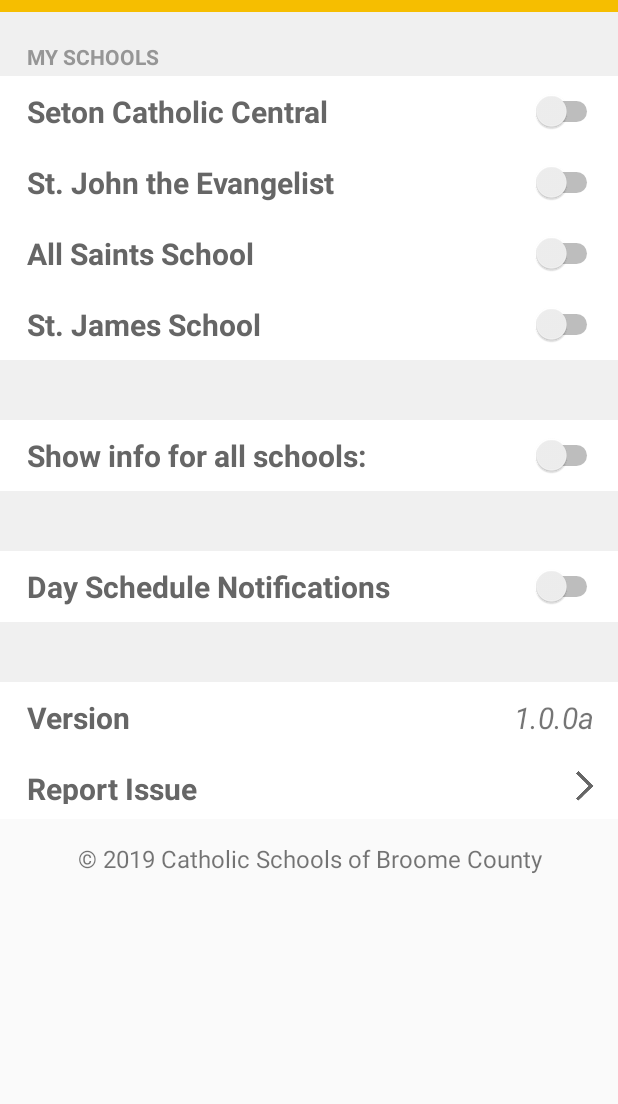
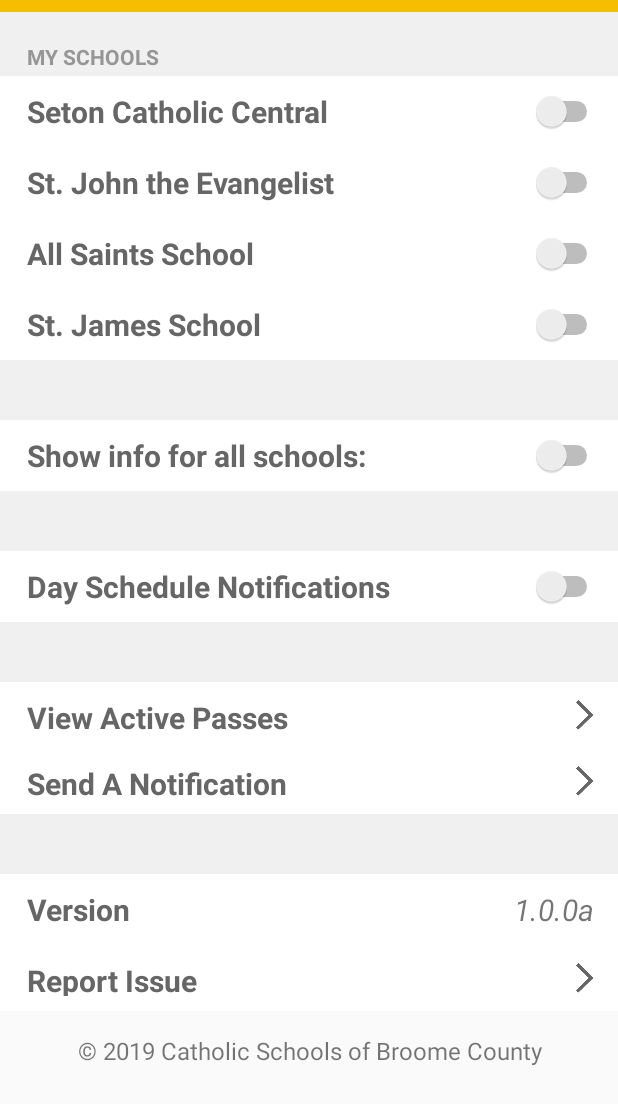
Before and after one commit to lukeredmore/CSBCandroid, an Android app: the layout activity_options.xml on its own in the app's theme, with its tools: preview values and no code run, on a phone screen of 412 x 824 dp. Shown: the top 1104 px of the screen. Run offline under Robolectric (Android 15) with nearby library versions, the phone set to English and light mode, and no system bars.

Commit message:
Add active pass viewer

```diff
--- a/app/src/main/res/layout/activity_options.xml
+++ b/app/src/main/res/layout/activity_options.xml
@@ -90,7 +90,66 @@
             <View
                     android:layout_width="match_parent"
                     android:layout_height="40dp"
-                    android:background="@color/csbcSuperLightGray" android:id="@+id/view2"
+                    android:background="@color/csbcSuperLightGray" android:id="@+id/adminSettingsHeader"
+                    android:layout_weight="1"/>
+            <androidx.constraintlayout.widget.ConstraintLayout
+                    android:layout_width="match_parent"
+                    android:background="@android:color/white"
+                    android:layout_height="match_parent" android:id="@+id/viewActivePasses">
+
+                <TextView
+                        android:layout_width="0dp"
+                        android:layout_height="0dp"
+                        android:padding="10dp"
+                        android:textAppearance="?android:attr/textAppearanceLarge"
+                        android:textColor="@color/csbcGray"
+                        android:text="View Active Passes"
+                        app:layout_constraintTop_toTopOf="parent"
+                        app:layout_constraintBottom_toBottomOf="parent"
+                        app:layout_constraintEnd_toStartOf="@+id/viewActivePassesArrow"
+                        android:textSize="20sp"
+                        app:layout_constraintStart_toStartOf="parent" android:paddingStart="18dp"
+                        android:textStyle="bold" android:id="@+id/viewActivePassesText" android:gravity="clip_vertical"/>
+                <ImageView
+                        app:srcCompat="@drawable/indicator_arrow"
+                        android:id="@+id/viewActivePassesArrow"
+                        android:scaleType="centerInside" android:layout_width="44dp"
+                        android:layout_height="44dp"
+                        app:layout_constraintEnd_toEndOf="parent" app:layout_constraintTop_toTopOf="parent"
+                        app:layout_constraintBottom_toBottomOf="parent"
+                />
+            </androidx.constraintlayout.widget.ConstraintLayout>
+            <androidx.constraintlayout.widget.ConstraintLayout
+                    android:layout_width="match_parent"
+                    android:background="@android:color/white"
+                    android:layout_height="match_parent" android:id="@+id/sendNotification">
+
+                <TextView
+                        android:layout_width="0dp"
+                        android:layout_height="0dp"
+                        android:padding="10dp"
+                        android:textAppearance="?android:attr/textAppearanceLarge"
+                        android:textColor="@color/csbcGray"
+                        android:text="Send A Notification"
+                        app:layout_constraintTop_toTopOf="parent"
+                        app:layout_constraintBottom_toBottomOf="parent"
+                        app:layout_constraintEnd_toStartOf="@+id/sendNotificationArrow"
+                        android:textSize="20sp"
+                        app:layout_constraintStart_toStartOf="parent" android:paddingStart="18dp"
+                        android:textStyle="bold" android:id="@+id/sendNotificationText" android:gravity="clip_vertical"/>
+                <ImageView
+                        app:srcCompat="@drawable/indicator_arrow"
+                        android:id="@+id/sendNotificationArrow"
+                        android:scaleType="centerInside" android:layout_width="44dp"
+                        android:layout_height="44dp"
+                        app:layout_constraintEnd_toEndOf="parent" app:layout_constraintTop_toTopOf="parent"
+                        app:layout_constraintBottom_toBottomOf="parent"
+                />
+            </androidx.constraintlayout.widget.ConstraintLayout>
+            <View
+                    android:layout_width="match_parent"
+                    android:layout_height="40dp"
+                    android:background="@color/csbcSuperLightGray" android:id="@+id/view3"
                     android:layout_weight="1"/>
             <LinearLayout
                     android:orientation="horizontal"
```
Also changed, not shown: app/build.gradle (+4 -3 lines), app/src/main/AndroidManifest.xml (+31 -25 lines), app/src/main/java/com/csbcsaints/CSBCandroid/Options/ActivePassesActivity.kt (added, +122 -0 lines), app/src/main/java/com/csbcsaints/CSBCandroid/Options/ActivePassesAdapter.kt (added, +77 -0 lines), app/src/main/java/com/csbcsaints/CSBCandroid/Options/OptionsActivity.kt (+8 -0 lines), app/src/main/java/com/csbcsaints/CSBCandroid/ui/Extensions.kt (+16 -0 lines), app/src/main/res/layout/activity_active_passes.xml (added, +32 -0 lines), app/src/main/res/layout/single_line_list_with_detail_layout.xml (added, +40 -0 lines).
